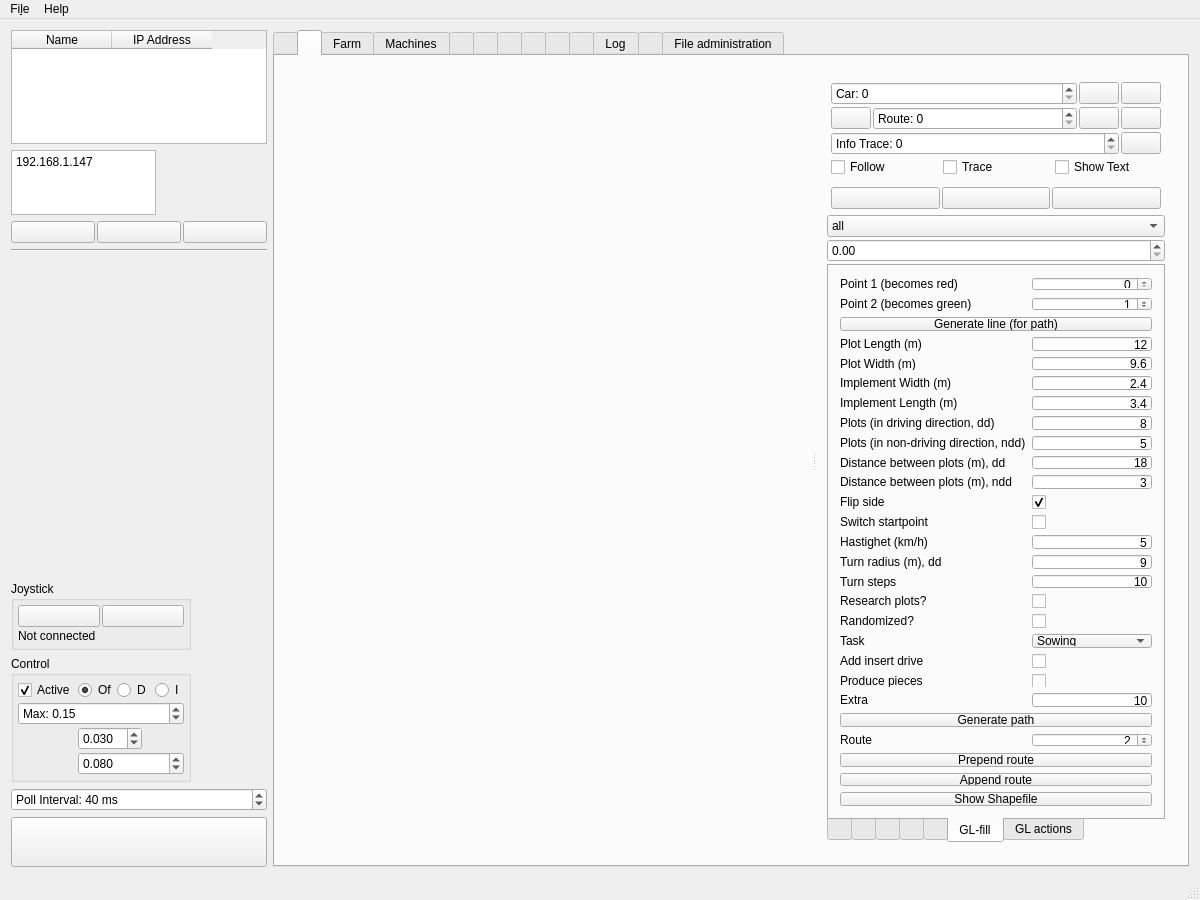
The window that Linux/RControlStation/mainwindow.ui (GunnarLarssonSLU/rise_sdvp) describes before a commit, drawn with Qt 5.
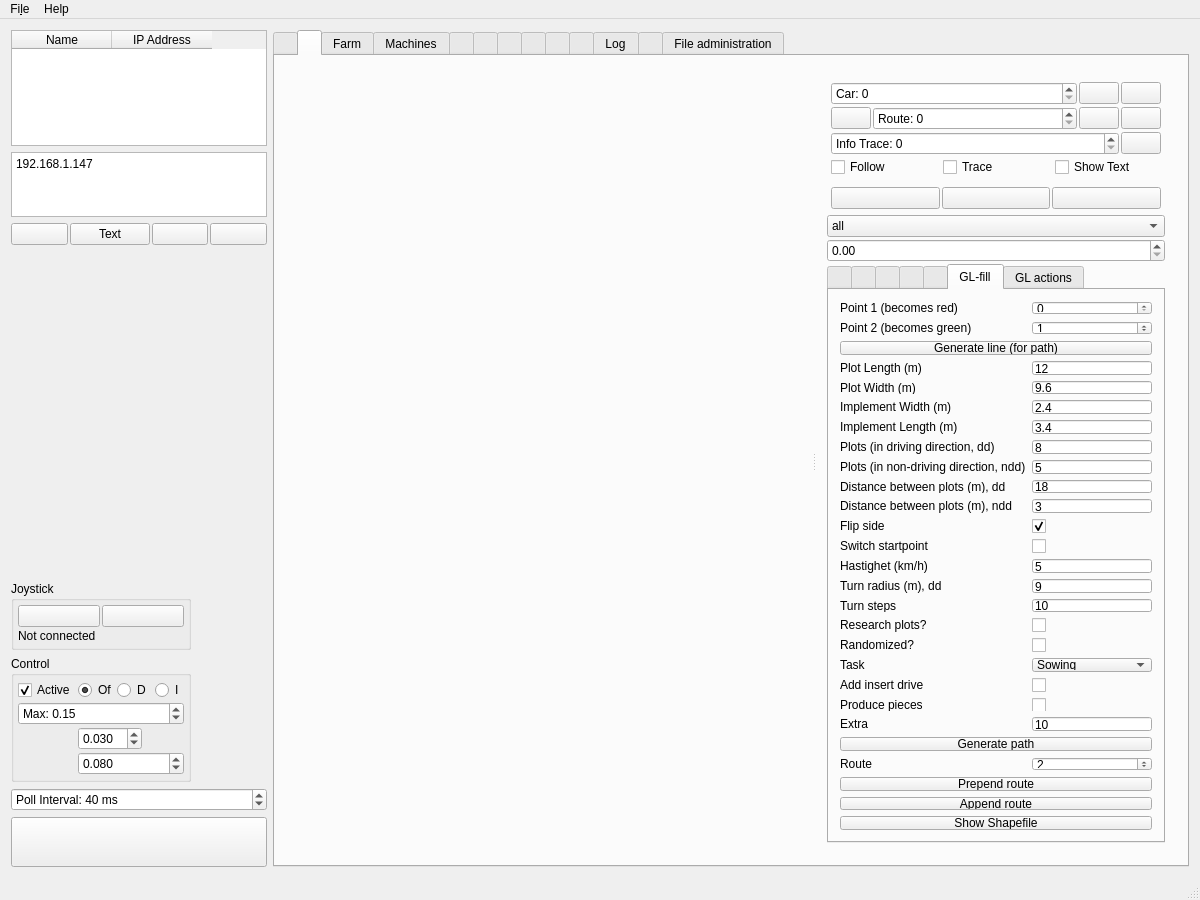
The same window after the commit. The open tabs and pages were chosen to show the change. Icons and pictures are not drawn. Custom widgets are drawn as their Qt base class.

Diff of the .ui file:
```diff
--- a/Linux/RControlStation/mainwindow.ui
+++ b/Linux/RControlStation/mainwindow.ui
@@ -75,7 +75,7 @@
        <widget class="QPlainTextEdit" name="tcpConnEdit">
         <property name="maximumSize">
          <size>
-          <width>145</width>
+          <width>16777215</width>
           <height>65</height>
          </size>
         </property>
@@ -106,6 +106,20 @@
           </property>
          </widget>
         </item>
+        <item>
+         <widget class="QPushButton" name="connectSelectedTextButton">
+          <property name="toolTip">
+           <string>Connect to selected machine</string>
+          </property>
+          <property name="text">
+           <string>Text</string>
+          </property>
+          <property name="icon">
+           <iconset resource="resources.qrc">
+            <normaloff>:/models/Icons/Connected-96.png</normaloff>:/models/Icons/Connected-96.png</iconset>
+          </property>
+         </widget>
+        </item>
         <item>
          <widget class="QPushButton" name="disconnectSelectedButton">
           <property name="toolTip">
@@ -136,7 +150,7 @@
       <item>
        <widget class="Line" name="line">
         <property name="orientation">
-         <enum>Qt::Orientation::Horizontal</enum>
+         <enum>Qt::Vertical</enum>
         </property>
        </widget>
       </item>
@@ -816,7 +830,7 @@
                <string/>
               </property>
               <property name="tabPosition">
-               <enum>QTabWidget::TabPosition::South</enum>
+               <enum>QTabWidget::North</enum>
               </property>
               <property name="tabShape">
                <enum>QTabWidget::TabShape::Rounded</enum>
@@ -2725,9 +2739,6 @@
                   </item>
                   <item row="0" column="1">
                    <widget class="QDoubleSpinBox" name="point1LineEdit">
-                    <property name="alignment">
-                     <set>Qt::AlignmentFlag::AlignRight|Qt::AlignmentFlag::AlignTrailing|Qt::AlignmentFlag::AlignVCenter</set>
-                    </property>
                     <property name="decimals">
                      <number>0</number>
                     </property>
@@ -2742,9 +2753,6 @@
                   </item>
                   <item row="1" column="1">
                    <widget class="QDoubleSpinBox" name="point2LineEdit">
-                    <property name="alignment">
-                     <set>Qt::AlignmentFlag::AlignRight|Qt::AlignmentFlag::AlignTrailing|Qt::AlignmentFlag::AlignVCenter</set>
-                    </property>
                     <property name="decimals">
                      <number>0</number>
                     </property>
@@ -2772,9 +2780,6 @@
                     <property name="text">
                      <string>12</string>
                     </property>
-                    <property name="alignment">
-                     <set>Qt::AlignmentFlag::AlignRight|Qt::AlignmentFlag::AlignTrailing|Qt::AlignmentFlag::AlignVCenter</set>
-                    </property>
                    </widget>
                   </item>
                   <item row="4" column="0">
@@ -2789,9 +2794,6 @@
                     <property name="text">
                      <string>9.6</string>
                     </property>
-                    <property name="alignment">
-                     <set>Qt::AlignmentFlag::AlignRight|Qt::AlignmentFlag::AlignTrailing|Qt::AlignmentFlag::AlignVCenter</set>
-                    </property>
                    </widget>
                   </item>
                   <item row="5" column="0">
@@ -2809,9 +2811,6 @@
                     <property name="text">
                      <string>2.4</string>
                     </property>
-                    <property name="alignment">
-                     <set>Qt::AlignmentFlag::AlignRight|Qt::AlignmentFlag::AlignTrailing|Qt::AlignmentFlag::AlignVCenter</set>
-                    </property>
                     <property name="placeholderText">
                      <string/>
                     </property>
@@ -2829,9 +2828,6 @@
                     <property name="text">
                      <string>3.4</string>
                     </property>
-                    <property name="alignment">
-                     <set>Qt::AlignmentFlag::AlignRight|Qt::AlignmentFlag::AlignTrailing|Qt::AlignmentFlag::AlignVCenter</set>
-                    </property>
                    </widget>
                   </item>
                   <item row="7" column="0">
@@ -2846,9 +2842,6 @@
                     <property name="text">
                      <string>8</string>
                     </property>
-                    <property name="alignment">
-                     <set>Qt::AlignmentFlag::AlignRight|Qt::AlignmentFlag::AlignTrailing|Qt::AlignmentFlag::AlignVCenter</set>
-                    </property>
                    </widget>
                   </item>
                   <item row="8" column="0">
@@ -2863,9 +2856,6 @@
                     <property name="text">
                      <string>5</string>
                     </property>
-                    <property name="alignment">
-                     <set>Qt::AlignmentFlag::AlignRight|Qt::AlignmentFlag::AlignTrailing|Qt::AlignmentFlag::AlignVCenter</set>
-                    </property>
                    </widget>
                   </item>
                   <item row="9" column="0">
@@ -2880,9 +2870,6 @@
                     <property name="text">
                      <string>18</string>
                     </property>
-                    <property name="alignment">
-                     <set>Qt::AlignmentFlag::AlignRight|Qt::AlignmentFlag::AlignTrailing|Qt::AlignmentFlag::AlignVCenter</set>
-                    </property>
                    </widget>
                   </item>
                   <item row="10" column="0">
@@ -2897,9 +2884,6 @@
                     <property name="text">
                      <string>3</string>
                     </property>
-                    <property name="alignment">
-                     <set>Qt::AlignmentFlag::AlignRight|Qt::AlignmentFlag::AlignTrailing|Qt::AlignmentFlag::AlignVCenter</set>
-                    </property>
                    </widget>
                   </item>
                   <item row="12" column="0">
@@ -2941,9 +2925,6 @@
                     <property name="text">
                      <string>5</string>
                     </property>
-                    <property name="alignment">
-                     <set>Qt::AlignmentFlag::AlignRight|Qt::AlignmentFlag::AlignTrailing|Qt::AlignmentFlag::AlignVCenter</set>
-                    </property>
                    </widget>
                   </item>
                   <item row="15" column="0">
@@ -2958,9 +2939,6 @@
                     <property name="text">
                      <string>9</string>
                     </property>
-                    <property name="alignment">
-                     <set>Qt::AlignmentFlag::AlignRight|Qt::AlignmentFlag::AlignTrailing|Qt::AlignmentFlag::AlignVCenter</set>
-                    </property>
                    </widget>
                   </item>
                   <item row="16" column="0">
@@ -2975,9 +2953,6 @@
                     <property name="text">
                      <string>10</string>
                     </property>
-                    <property name="alignment">
-                     <set>Qt::AlignmentFlag::AlignRight|Qt::AlignmentFlag::AlignTrailing|Qt::AlignmentFlag::AlignVCenter</set>
-                    </property>
                    </widget>
                   </item>
                   <item row="17" column="0">
@@ -3058,9 +3033,6 @@
                     <property name="text">
                      <string>10</string>
                     </property>
-                    <property name="alignment">
-                     <set>Qt::AlignmentFlag::AlignRight|Qt::AlignmentFlag::AlignTrailing|Qt::AlignmentFlag::AlignVCenter</set>
-                    </property>
                    </widget>
                   </item>
                   <item row="30" column="0" colspan="2">
@@ -3079,9 +3051,6 @@
                   </item>
                   <item row="41" column="1">
                    <widget class="QDoubleSpinBox" name="prependRouteSpinBox">
-                    <property name="alignment">
-                     <set>Qt::AlignmentFlag::AlignRight|Qt::AlignmentFlag::AlignTrailing|Qt::AlignmentFlag::AlignVCenter</set>
-                    </property>
                     <property name="decimals">
                      <number>0</number>
                     </property>
```
Left out of the diff: 145 changed lines with no effect on the pictures.
